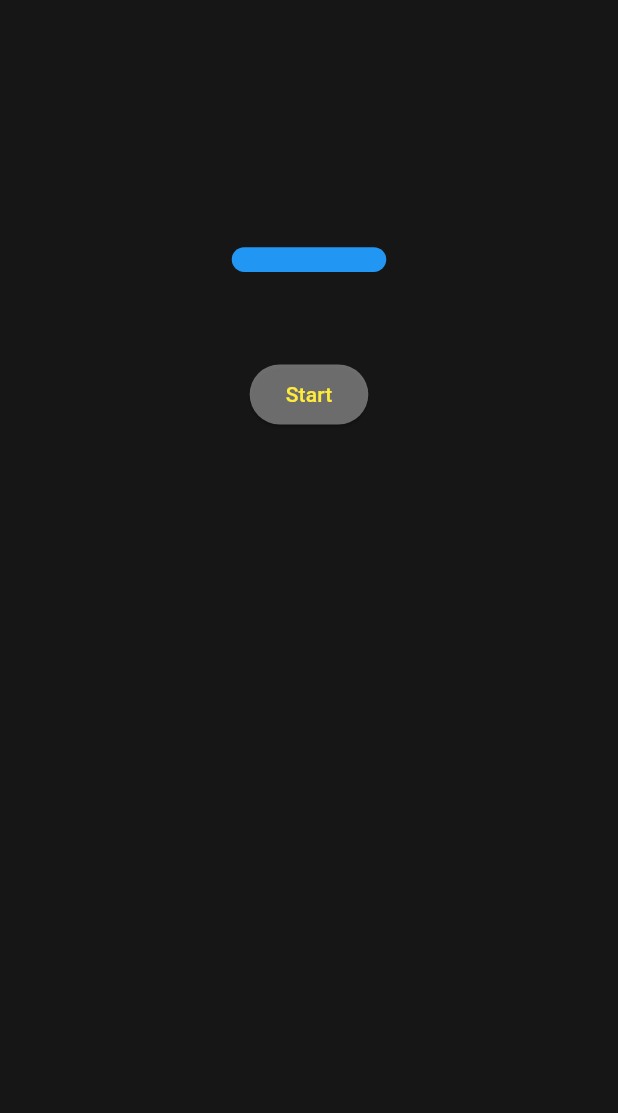
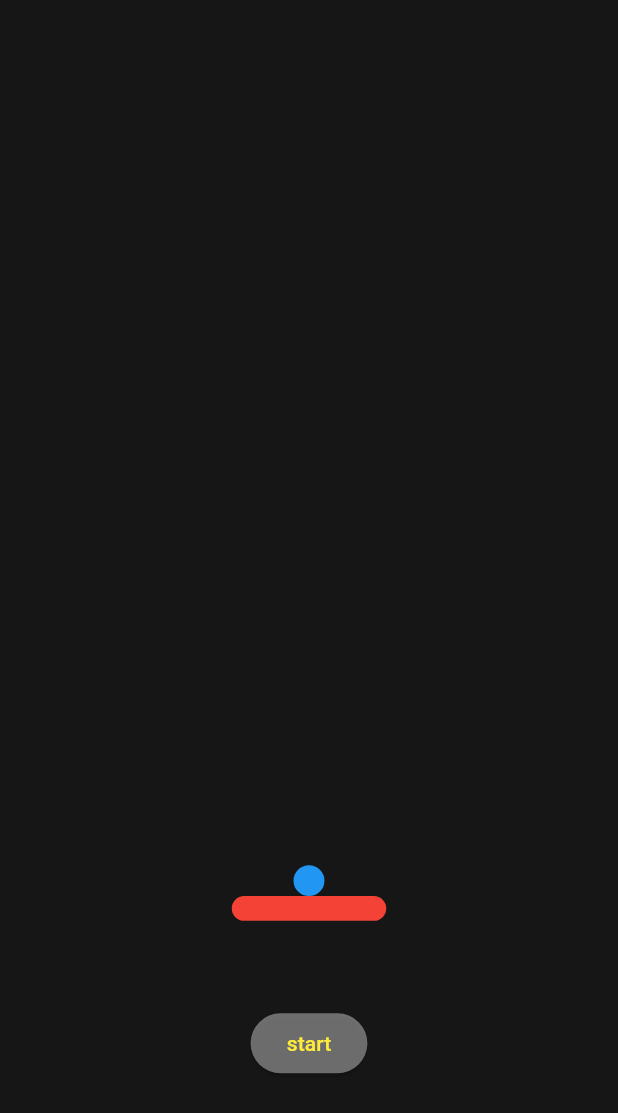
Before and after one commit to AmineDEVWEBAPP/pingpong, a Flutter app: the screen it shows after launch, on a phone screen of 412 x 824 dp. Shown: the top 1113 px of the screen. Run offline on Flutter 3.47's test engine with Material 3 defaults, Android fonts, the light colour scheme and no system bars; our stand-ins replace get, shared_preferences.

Commit message:
build game basics

```diff
--- /dev/null
+++ b/lib/controller/ball_controller.dart
@@ -0,0 +1,59 @@
+import 'package:get/get.dart';
+
+import '../core/const/enum.dart';
+import 'game_controller.dart';
+
+class BallController {
+  final GameController _gContr;
+  RxDouble x = 0.0.obs;
+  RxDouble y = 0.0.obs;
+  double _xd = 5;
+  double _yd = -5;
+  final double _sides = 195;
+  final double topSide = -520;
+
+  BallController(this._gContr);
+
+  reInit() {
+    x.value = 0.0;
+    y.value = 0.0;
+    _xd = 5;
+    _yd = -5;
+  }
+
+  void moveStep() {
+    if (_gContr.status == GameStatus.pause) {
+      x.value += _xd;
+      y.value += _yd;
+      _checkSides();
+    }
+  }
+
+  // check if ball touch sides or paddle or top
+  void _checkSides() {
+    // top
+    if (y < topSide && _yd.isNegative) {
+      _yd = -_yd;
+    }
+    // bottom
+    bool atPaddle =
+        x.value >= _gContr.paddleX - 25 && x.value <= _gContr.paddleX + 25;
+    if (y > 0 && !_yd.isNegative && atPaddle) {
+      _yd = -_yd;
+    }
+    // if the ball is not at paddle it will loss
+    if (y > 100) {
+      _gContr.status = GameStatus.restart;
+      _gContr.update(['controllerButton']);
+      _gContr.ticker.stop();
+    }
+    // lift
+    if (x < -_sides && _xd.isNegative) {
+      _xd = -_xd;
+    }
+    // right
+    if (x > _sides && !_xd.isNegative) {
+      _xd = -_xd;
+    }
+  }
+}
--- /dev/null
+++ b/lib/core/const/enum.dart
@@ -0,0 +1 @@
+enum GameStatus { start, pause, resume, restart }
--- /dev/null
+++ b/lib/core/middleware/game_middleware.dart
@@ -0,0 +1,11 @@
+import 'package:get/get.dart';
+
+import '../../controller/game_controller.dart';
+
+class GameMiddleware extends GetMiddleware {
+  @override
+  GetPage? onPageCalled(GetPage? page) {
+    Get.put(GameController());
+    return super.onPageCalled(page);
+  }
+}
--- a/lib/main.dart
+++ b/lib/main.dart
@@ -2,6 +2,7 @@
 import 'package:get/get_navigation/get_navigation.dart';
 
 import 'core/config/theme_config.dart';
+import 'core/middleware/game_middleware.dart';
 import 'core/utils/methodes.dart';
 import 'view/screen/game.dart';
 
@@ -20,6 +21,12 @@
     theme: ThemeConfig.theme,
     themeMode: ThemeConfig.mode,
     initialRoute: '/game',
-    getPages: [GetPage(name: '/game', page: () => GamePage())],
+    getPages: [
+      GetPage(
+        name: '/game',
+        page: () => GamePage(),
+        middlewares: [GameMiddleware()],
+      ),
+    ],
   );
 }
--- a/lib/view/screen/game.dart
+++ b/lib/view/screen/game.dart
@@ -1,11 +1,16 @@
 import 'package:flutter/material.dart';
+import 'package:get/get.dart';
 
+import '../../controller/game_controller.dart';
 import '../../core/config/theme_config.dart' show ThemeConfig;
+import '../../core/const/enum.dart';
+import '../widget/game_widget/ball.dart';
 import '../widget/game_widget/paddle.dart';
 
 class GamePage extends StatelessWidget {
   GamePage({super.key});
   final ThemeData _appTheme = ThemeConfig.theme;
+  final GameController _gContr = Get.find<GameController>();
 
   @override
   Widget build(BuildContext context) {
@@ -13,15 +18,33 @@ class GamePage extends StatelessWidget {
     return Scaffold(
       body: Column(
         children: [
-          SizedBox(height: size.height * 0.2),
+          SizedBox(height: size.height * 0.7),
+          Ball(),
           Paddle(),
           SizedBox(height: size.height * 0.02),
           ElevatedButton(
             style: ButtonStyle(
               backgroundColor: WidgetStatePropertyAll(_appTheme.cardColor),
             ),
-            onPressed: () {},
-            child: Text('Start', style: _appTheme.textTheme.bodyMedium),
+            onPressed: () {
+              switch (_gContr.status) {
+                case GameStatus.start || GameStatus.resume:
+                  _gContr.start();
+                  break;
+                case GameStatus.pause:
+                  _gContr.stop();
+                  break;
+                case GameStatus.restart:
+                  _gContr.restart();
+              }
+            },
+            child: GetBuilder<GameController>(
+              id: 'controllerButton',
+              builder: (contr) => Text(
+                contr.status.name,
+                style: _appTheme.textTheme.bodyMedium,
+              ),
+            ),
           ),
         ],
       ),
--- /dev/null
+++ b/lib/view/widget/game_widget/ball.dart
@@ -0,0 +1,46 @@
+import 'package:flutter/material.dart';
+import 'package:get/get.dart';
+import '../../../controller/game_controller.dart';
+
+class Ball extends StatefulWidget {
+  const Ball({super.key});
+
+  @override
+  State<Ball> createState() => _BallState();
+}
+
+class _BallState extends State<Ball> with SingleTickerProviderStateMixin {
+  final GameController _gContr = Get.find<GameController>();
+
+  @override
+  void initState() {
+    super.initState();
+    _gContr.ticker = createTicker((_) {
+      _gContr.bContr.moveStep(); // Move the ball on every tick
+    });
+  }
+
+  @override
+  void dispose() {
+    _gContr.ticker.dispose();
+    super.dispose();
+  }
+
+  @override
+  Widget build(BuildContext context) {
+    Size size = MediaQuery.sizeOf(context);
+    return Obx(
+      () => Transform.translate(
+        offset: Offset(_gContr.bContr.x.value, _gContr.bContr.y.value),
+        child: Container(
+          width: size.width * 0.05,
+          height: size.width * 0.05,
+          decoration: BoxDecoration(
+            color: Colors.blue,
+            borderRadius: BorderRadius.circular(200),
+          ),
+        ),
+      ),
+    );
+  }
+}
--- a/lib/view/widget/game_widget/paddle.dart
+++ b/lib/view/widget/game_widget/paddle.dart
@@ -1,4 +1,7 @@
 import 'package:flutter/material.dart';
+import 'package:get/get.dart';
+
+import '../../../controller/game_controller.dart';
 
 class Paddle extends StatefulWidget {
   const Paddle({super.key});
@@ -9,7 +12,8 @@ class Paddle extends StatefulWidget {
 
 class _PaddleState extends State<Paddle> {
   double _x = 0;
-  final double _side = 153.13;
+  final double _sides = 153.13;
+  final GameController _gContr = Get.find<GameController>();
   @override
   Widget build(BuildContext context) {
     Size size = MediaQuery.sizeOf(context);
@@ -23,15 +27,24 @@ class _PaddleState extends State<Paddle> {
           onPanUpdate: (details) {
             setState(() {
               _x += details.delta.dx;
-              _x = _x.clamp(-_side, _side);
+              _x = _x.clamp(-_sides, _sides);
             });
+            _gContr.paddleX = _x;
           },
           child: Container(
+            color: Colors.transparent,
+            height: double.infinity,
             width: size.width * 0.25,
-            height: size.height * 0.02,
-            decoration: BoxDecoration(
-              color: Colors.blue,
-              borderRadius: BorderRadius.circular(20),
+            child: Align(
+              alignment: Alignment.topCenter,
+              child: Container(
+                width: size.width * 0.25,
+                height: size.height * 0.02,
+                decoration: BoxDecoration(
+                  color: Colors.red,
+                  borderRadius: BorderRadius.circular(20),
+                ),
+              ),
             ),
           ),
         ),
```
Also changed, not shown: lib/controller/game_controller.dart (added, +42 -0 lines).
